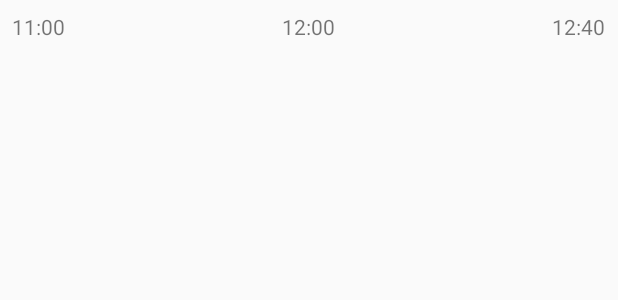
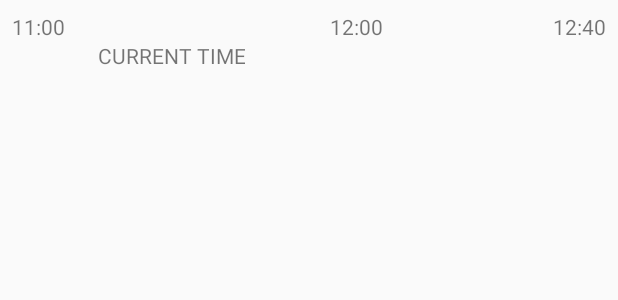
Before and after one commit to CloudNStoyan/androidapp, an Android app: the layout activity_main.xml on its own in the app's theme, with its tools: preview values and no code run, on a phone screen of 412 x 824 dp. Shown: the top 300 px of the screen. Run offline under Robolectric (Android 15) with nearby library versions, the phone set to English and light mode, and no system bars.

Commit message:
Adding timestamp

```diff
--- a/app/src/main/res/layout/activity_main.xml
+++ b/app/src/main/res/layout/activity_main.xml
@@ -53,7 +53,16 @@
 
         <TableRow
             android:layout_width="match_parent"
-            android:layout_height="match_parent" />
+            android:layout_height="match_parent">
+            <TextView
+                android:id="@+id/textView4"
+                android:layout_width="wrap_content"
+                android:layout_height="wrap_content"
+                android:text="CURRENT TIME"
+                android:layout_gravity="center"
+                android:gravity="center"
+                />
+        </TableRow>
 
 
     </TableLayout>
```
Also changed, not shown: app/src/main/java/com/example/myapplication/MainActivity.java (+5 -18 lines).
